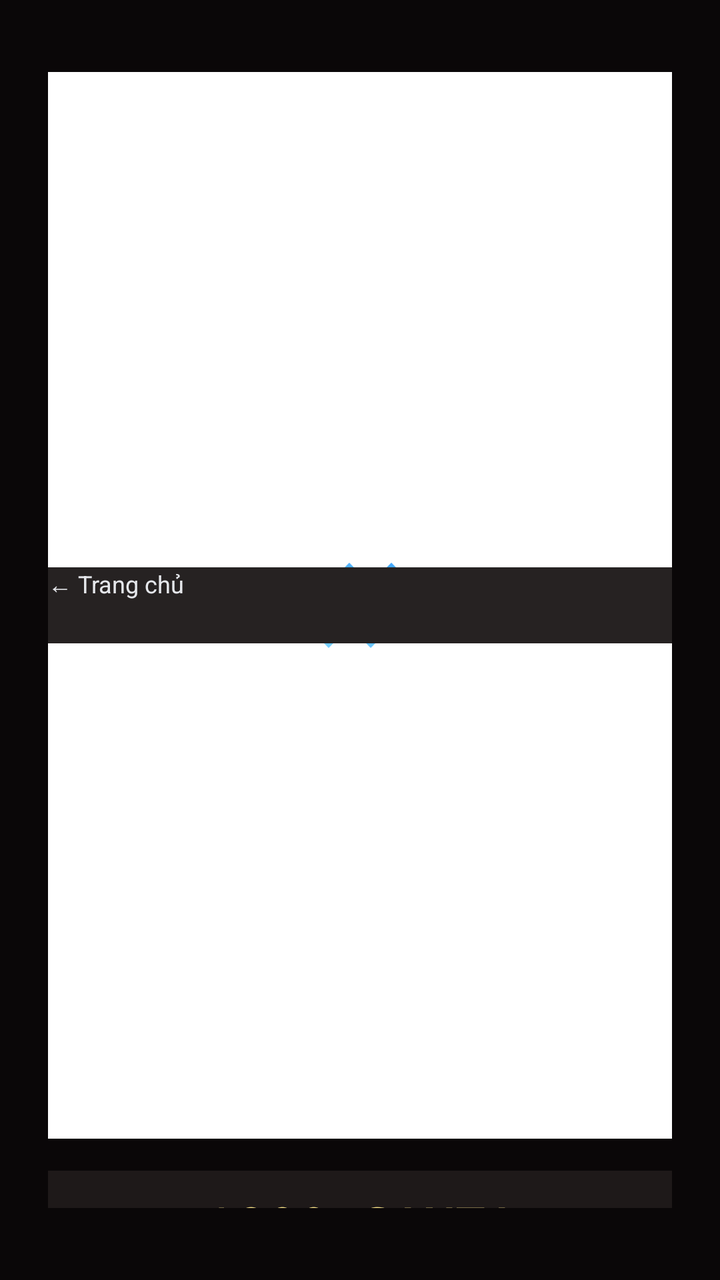
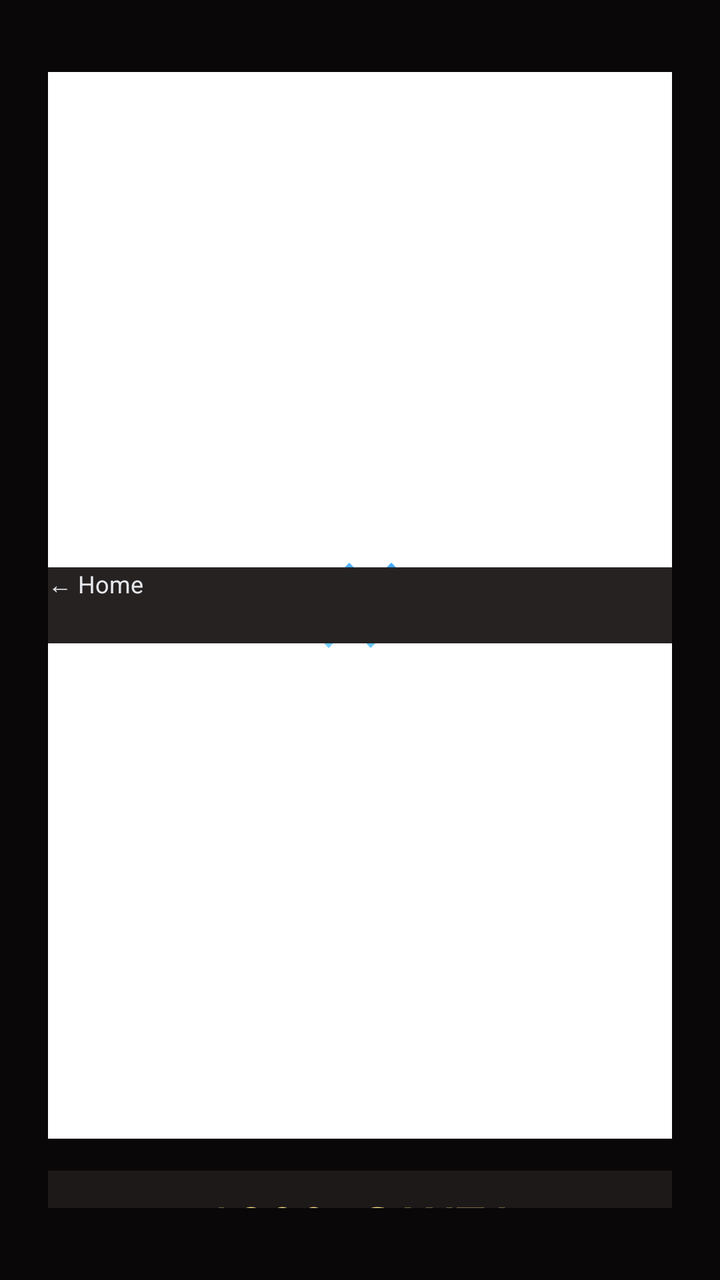

Before-and-after screenshots of an Android layout around one commit, followed by the original layout XML and the change that was made.
<!-- AndroidManifest.xml: activity theme AppTheme.NoActionBarLaunch -->
<!-- res/layout/activity_voicemail.xml -->
<?xml version="1.0" encoding="utf-8"?>
<LinearLayout xmlns:android="http://schemas.android.com/apk/res/android"
    android:layout_width="match_parent"
    android:layout_height="match_parent"
    android:background="#0A0708"
    android:orientation="vertical"
    android:paddingStart="24dp"
    android:paddingEnd="24dp"
    android:paddingTop="36dp"
    android:paddingBottom="36dp">

    
    <LinearLayout
        android:layout_width="match_parent"
        android:layout_height="wrap_content"
        android:orientation="horizontal"
        android:gravity="center_vertical"
        android:layout_marginBottom="16dp">

        <Button
            android:id="@+id/btnBackFromVoicemail"
            android:layout_width="wrap_content"
            android:layout_height="38dp"
            android:backgroundTint="#262222"
            android:text="← Trang chủ"
            android:textColor="#E5E7EB"
            android:textSize="12sp" />

        <TextView
            android:layout_width="0dp"
            android:layout_height="wrap_content"
            android:layout_weight="1"
            android:text="Hộp Thư Thoại Bắc Cực"
            android:textColor="#FEF3C7"
            android:textSize="17sp"
            android:textStyle="bold"
            android:gravity="center" />

        <View
            android:layout_width="50dp"
            android:layout_height="1dp" />
    </LinearLayout>

    
    <TextView
        android:id="@+id/tvDialNumber"
        android:layout_width="match_parent"
        android:layout_height="56dp"
        android:gravity="center"
        android:text="1800-SANTA"
        android:textColor="#FDE68A"
        android:textSize="26sp"
        android:textStyle="bold"
        android:fontFamily="monospace"
        android:background="#1E1919"
        android:layout_marginBottom="16dp" />

    
    <GridLayout
        android:layout_width="match_parent"
        android:layout_height="wrap_content"
        android:columnCount="3"
        android:rowCount="4"
        android:alignmentMode="alignMargins"
        android:columnOrderPreserved="false"
        android:useDefaultMargins="true"
        android:layout_gravity="center_horizontal">

        <Button android:id="@+id/btnKey1" android:layout_width="90dp" android:layout_height="64dp" android:text="1" android:textColor="#FFFFFF" android:textSize="20sp" android:backgroundTint="#262222" />
        <Button android:id="@+id/btnKey2" android:layout_width="90dp" android:layout_height="64dp" android:text="2\nABC" android:textColor="#FFFFFF" android:textSize="14sp" android:backgroundTint="#262222" />
        <Button android:id="@+id/btnKey3" android:layout_width="90dp" android:layout_height="64dp" android:text="3\nDEF" android:textColor="#FFFFFF" android:textSize="14sp" android:backgroundTint="#262222" />

        <Button android:id="@+id/btnKey4" android:layout_width="90dp" android:layout_height="64dp" android:text="4\nGHI" android:textColor="#FFFFFF" android:textSize="14sp" android:backgroundTint="#262222" />
        <Button android:id="@+id/btnKey5" android:layout_width="90dp" android:layout_height="64dp" android:text="5\nJKL" android:textColor="#FFFFFF" android:textSize="14sp" android:backgroundTint="#262222" />
        <Button android:id="@+id/btnKey6" android:layout_width="90dp" android:layout_height="64dp" android:text="6\nMNO" android:textColor="#FFFFFF" android:textSize="14sp" android:backgroundTint="#262222" />

        <Button android:id="@+id/btnKey7" android:layout_width="90dp" android:layout_height="64dp" android:text="7\nPQRS" android:textColor="#FFFFFF" android:textSize="14sp" android:backgroundTint="#262222" />
        <Button android:id="@+id/btnKey8" android:layout_width="90dp" android:layout_height="64dp" android:text="8\nTUV" android:textColor="#FFFFFF" android:textSize="14sp" android:backgroundTint="#262222" />
        <Button android:id="@+id/btnKey9" android:layout_width="90dp" android:layout_height="64dp" android:text="9\nWXYZ" android:textColor="#FFFFFF" android:textSize="14sp" android:backgroundTint="#262222" />

        <Button android:id="@+id/btnKeyStar" android:layout_width="90dp" android:layout_height="64dp" android:text="*" android:textColor="#FBBF24" android:textSize="22sp" android:backgroundTint="#262222" />
        <Button android:id="@+id/btnKey0" android:layout_width="90dp" android:layout_height="64dp" android:text="0\n+" android:textColor="#FFFFFF" android:textSize="14sp" android:backgroundTint="#262222" />
        <Button android:id="@+id/btnKeyHash" android:layout_width="90dp" android:layout_height="64dp" android:text="#" android:textColor="#FBBF24" android:textSize="20sp" android:backgroundTint="#262222" />
    </GridLayout>

    
    <Button
        android:id="@+id/btnRecordWish"
        android:layout_width="match_parent"
        android:layout_height="54dp"
        android:layout_marginTop="20dp"
        android:backgroundTint="#DC2626"
        android:text="🎙️ Ghi Âm Điều Ước Gửi Santa"
        android:textColor="#FFFFFF"
        android:textSize="14sp"
        android:textStyle="bold" />

    <TextView
        android:id="@+id/tvWishStatus"
        android:layout_width="match_parent"
        android:layout_height="wrap_content"
        android:layout_marginTop="8dp"
        android:text="Bấm các phím số hoặc nhấn ghi âm để gửi điều ước thẳng tới xưởng quà Santa!"
        android:textColor="#9CA3AF"
        android:textSize="12sp"
        android:gravity="center" />

</LinearLayout>
<!-- resources referenced by this layout -->
<resources>
  <style name="AppTheme.NoActionBarLaunch" parent="Theme.SplashScreen">
          <item name="android:background">@drawable/splash</item>
      </style>
  <!-- drawable splash: png bitmap (drawable, 4040 bytes) -->
</resources>

<!-- the commit's change to res/layout/activity_voicemail.xml (unified diff, before → after) -->
@@ -22,7 +22,7 @@
             android:layout_width="wrap_content"
             android:layout_height="38dp"
             android:backgroundTint="#262222"
-            android:text="← Trang chủ"
+            android:text="← Home"
             android:textColor="#E5E7EB"
             android:textSize="12sp" />
 
@@ -30,7 +30,7 @@
             android:layout_width="0dp"
             android:layout_height="wrap_content"
             android:layout_weight="1"
-            android:text="Hộp Thư Thoại Bắc Cực"
+            android:text="North Pole Voicemail"
             android:textColor="#FEF3C7"
             android:textSize="17sp"
             android:textStyle="bold"
@@ -90,7 +90,7 @@
         android:layout_height="54dp"
         android:layout_marginTop="20dp"
         android:backgroundTint="#DC2626"
-        android:text="🎙️ Ghi Âm Điều Ước Gửi Santa"
+        android:text="🎙️ Record Wish for Santa"
         android:textColor="#FFFFFF"
         android:textSize="14sp"
         android:textStyle="bold" />
@@ -100,7 +100,7 @@
         android:layout_width="match_parent"
         android:layout_height="wrap_content"
         android:layout_marginTop="8dp"
-        android:text="Bấm các phím số hoặc nhấn ghi âm để gửi điều ước thẳng tới xưởng quà Santa!"
+        android:text="Press the keypad or tap record to send your Christmas wish directly to Santa's workshop!"
         android:textColor="#9CA3AF"
         android:textSize="12sp"
         android:gravity="center" />
